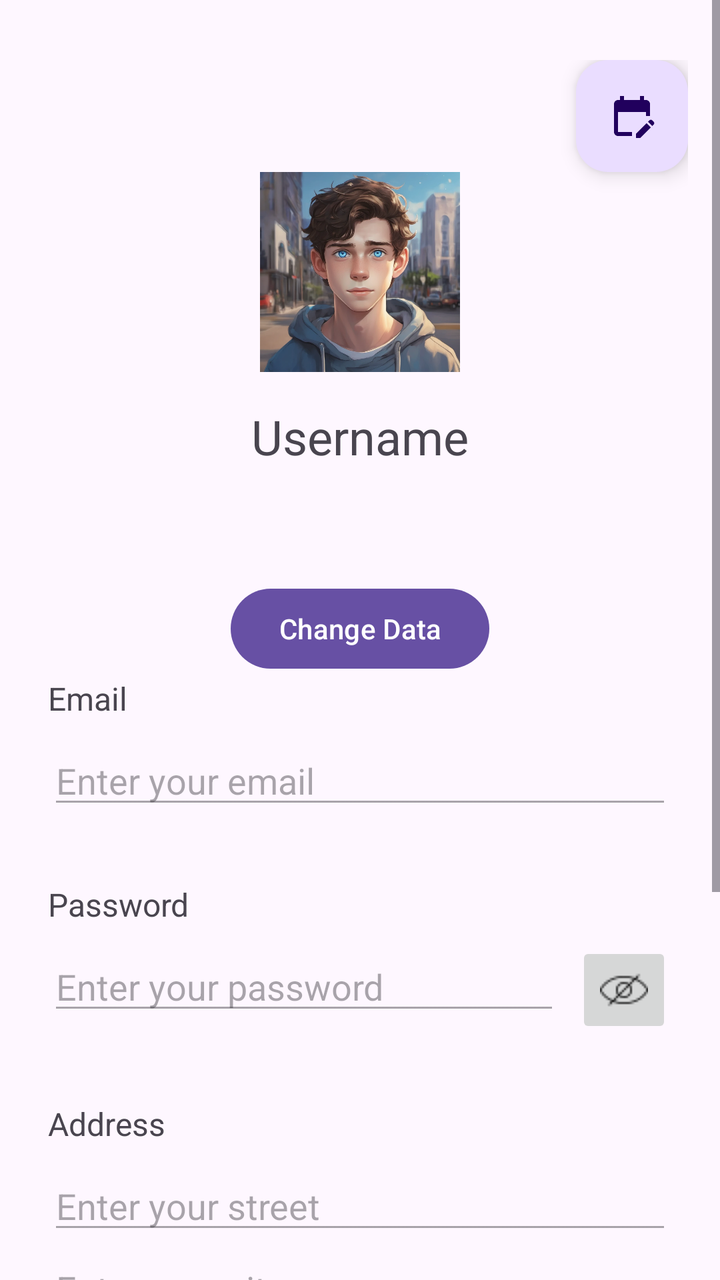
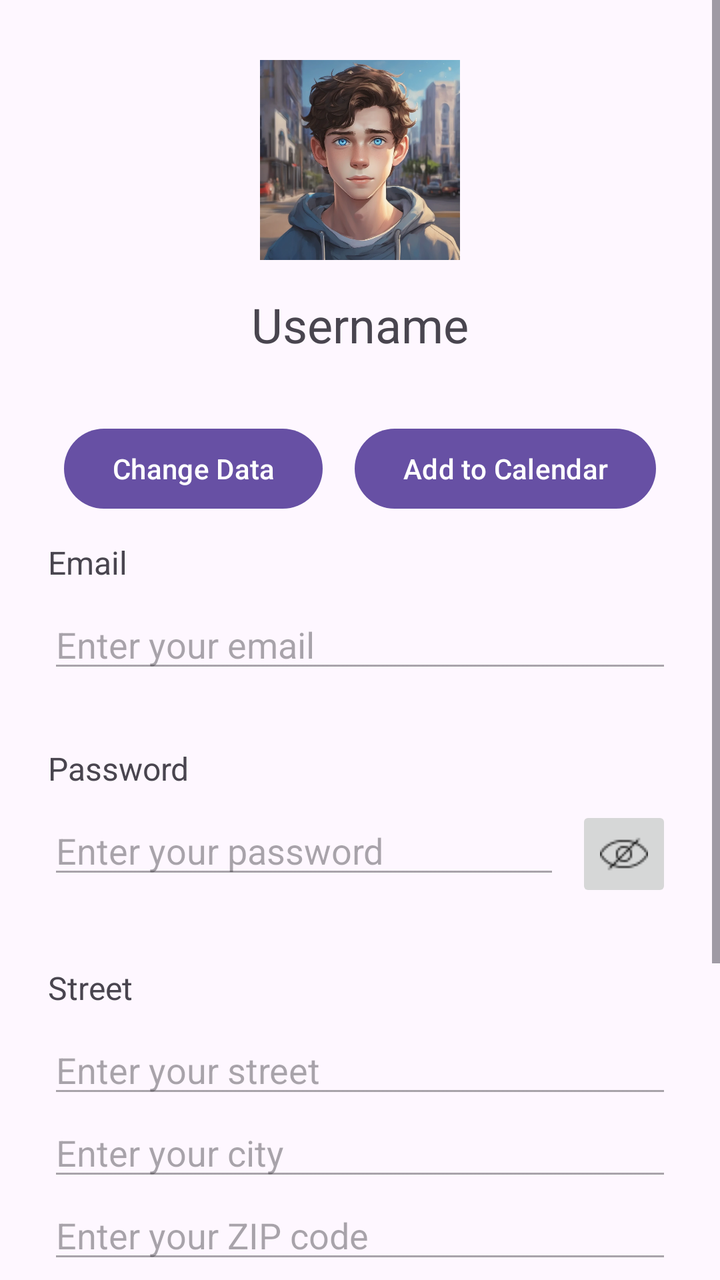

Screens rendered from an Android XML layout before and after an edit, with the pre-edit source and the edit as a unified diff.
<!-- AndroidManifest.xml: application theme Theme.DailyKind -->
<!-- res/layout/fragment_profile.xml -->
<?xml version="1.0" encoding="utf-8"?>
<ScrollView xmlns:android="http://schemas.android.com/apk/res/android"
    android:layout_width="match_parent"
    android:layout_height="match_parent">

    <LinearLayout
        android:layout_width="match_parent"
        android:layout_height="wrap_content"
        android:orientation="vertical"
        android:paddingTop="30dp"
        android:paddingBottom="128dp"
        android:paddingLeft="16dp"
        android:paddingRight="16dp">

        <com.google.android.material.floatingactionbutton.FloatingActionButton
            android:id="@+id/calenderIcon"
            android:layout_width="wrap_content"
            android:layout_height="wrap_content"
            android:layout_gravity="top|right"
            android:scaleType="fitXY"
            android:tint="@android:color/white"
            android:src="@drawable/baseline_edit_calendar_24" />

        
        <ImageView
            android:id="@+id/profile_image"
            android:layout_width="100dp"
            android:layout_height="100dp"
            android:layout_gravity="center"
            android:src="@drawable/profilepic1"
            android:contentDescription="Profile Picture"
            android:scaleType="centerCrop"
            android:layout_marginBottom="16dp"/>

        
        <TextView
            android:id="@+id/username"
            android:layout_width="wrap_content"
            android:layout_height="wrap_content"
            android:text="Username"
            android:textSize="24sp"
            android:layout_gravity="center"
            android:layout_marginBottom="32dp"/>

        
        <Button
            android:id="@+id/edit_button"
            android:layout_width="wrap_content"
            android:layout_height="wrap_content"
            android:text="Change Data"
            android:layout_gravity="center"
            android:layout_marginTop="24dp"/>

        
        <TextView
            android:layout_marginLeft="8dp"
            android:layout_width="wrap_content"
            android:layout_height="wrap_content"
            android:text="Email"
            android:textSize="16sp"
            android:layout_marginBottom="8dp"/>
        <EditText
            android:layout_marginLeft="8dp"
            android:layout_marginRight="8dp"
            android:id="@+id/email"
            android:layout_width="match_parent"
            android:layout_height="wrap_content"
            android:inputType="textEmailAddress"
            android:hint="Enter your email"
            android:enabled="false"/>

        
        <TextView
            android:layout_marginLeft="8dp"
            android:layout_width="wrap_content"
            android:layout_height="wrap_content"
            android:text="Password"
            android:textSize="16sp"
            android:layout_marginTop="32dp"
            android:layout_marginBottom="8dp"/>
        <LinearLayout

            android:layout_width="match_parent"
            android:layout_height="wrap_content"
            android:orientation="horizontal">
            <EditText
                android:layout_marginLeft="8dp"
                android:layout_marginRight="8dp"
                android:id="@+id/password"
                android:layout_width="0dp"
                android:layout_height="wrap_content"
                android:layout_weight="1"
                android:inputType="textPassword"
                android:hint="Enter your password"
                android:enabled="false"/>
            <ImageButton
                android:layout_marginRight="8dp"
                android:id="@+id/toggle_password_visibility"
                android:layout_width="48dp"
                android:layout_height="48dp"
                android:src="@drawable/invisible_eye"
                android:contentDescription="Toggle Password Visibility"
                android:enabled="false"/>
        </LinearLayout>

        

        
        <TextView
            android:layout_marginLeft="8dp"
            android:layout_marginRight="8dp"
            android:layout_width="wrap_content"
            android:layout_height="wrap_content"
            android:layout_marginTop="32dp"
            android:layout_marginBottom="8dp"
            android:text="Address"
            android:textSize="16sp" />

        <EditText
            android:layout_marginLeft="8dp"
            android:layout_marginRight="8dp"
            android:id="@+id/street"
            android:layout_width="match_parent"
            android:layout_height="wrap_content"
            android:hint="Enter your street"
            android:enabled="false"/>

        
        <EditText
            android:layout_marginLeft="8dp"
            android:layout_marginRight="8dp"
            android:id="@+id/city"
            android:layout_width="match_parent"
            android:layout_height="wrap_content"
            android:hint="Enter your city"
            android:enabled="false"/>

        
        <EditText
            android:layout_marginLeft="8dp"
            android:layout_marginRight="8dp"
            android:id="@+id/zip_code"
            android:layout_width="match_parent"
            android:layout_height="wrap_content"
            android:hint="Enter your ZIP code"
            android:enabled="false"/>

        
        <TextView
            android:layout_marginLeft="8dp"
            android:layout_marginRight="8dp"
            android:layout_width="wrap_content"
            android:layout_height="wrap_content"
            android:text="Country"
            android:textSize="16sp"
            android:layout_marginTop="32dp"
            android:layout_marginBottom="8dp"/>
        <Spinner
            android:layout_marginLeft="8dp"
            android:layout_marginRight="8dp"
            android:id="@+id/country_picker"
            android:layout_width="match_parent"
            android:layout_height="wrap_content"
            android:enabled="false"/>




        
    </LinearLayout>


</ScrollView>
<!-- resources referenced by this layout -->
<resources>
  <!-- drawable baseline_edit_calendar_24 (drawable) -->
  <vector xmlns:android="http://schemas.android.com/apk/res/android" android:height="24dp" android:tint="#000000" android:viewportHeight="24" android:viewportWidth="24" android:width="24dp">
        
      <path android:fillColor="@android:color/white" android:pathData="M12,22H5c-1.11,0 -2,-0.9 -2,-2L3.01,6c0,-1.1 0.88,-2 1.99,-2h1V2h2v2h8V2h2v2h1c1.1,0 2,0.9 2,2v6h-2v-2H5v10h7V22zM22.13,16.99l0.71,-0.71c0.39,-0.39 0.39,-1.02 0,-1.41l-0.71,-0.71c-0.39,-0.39 -1.02,-0.39 -1.41,0l-0.71,0.71L22.13,16.99zM21.42,17.7l-5.3,5.3H14v-2.12l5.3,-5.3L21.42,17.7z"/>
      
  </vector>
  <!-- drawable invisible_eye: png bitmap (drawable, 495 bytes) -->
  <!-- drawable profilepic1: webp bitmap (drawable, 95612 bytes) -->
  <style name="Theme.DailyKind" parent="Base.Theme.DailyKind" />
  <style name="Base.Theme.DailyKind" parent="Theme.Material3.DayNight.NoActionBar">
          
          
      </style>
</resources>

<!-- the commit's change to res/layout/fragment_profile.xml (unified diff, before → after) -->
@@ -11,15 +11,6 @@
         android:paddingBottom="128dp"
         android:paddingLeft="16dp"
         android:paddingRight="16dp">
-
-        <com.google.android.material.floatingactionbutton.FloatingActionButton
-            android:id="@+id/calenderIcon"
-            android:layout_width="wrap_content"
-            android:layout_height="wrap_content"
-            android:layout_gravity="top|right"
-            android:scaleType="fitXY"
-            android:tint="@android:color/white"
-            android:src="@drawable/baseline_edit_calendar_24" />
 
         
         <ImageView
@@ -43,13 +34,27 @@
             android:layout_marginBottom="32dp"/>
 
         
-        <Button
-            android:id="@+id/edit_button"
-            android:layout_width="wrap_content"
+        <LinearLayout
+            android:layout_width="match_parent"
             android:layout_height="wrap_content"
-            android:text="Change Data"
-            android:layout_gravity="center"
-            android:layout_marginTop="24dp"/>
+            android:orientation="horizontal"
+            android:gravity="center"
+            android:layout_marginTop="0dp"
+            android:layout_marginBottom="12dp">
+
+            <Button
+                android:id="@+id/edit_button"
+                android:layout_width="wrap_content"
+                android:layout_height="wrap_content"
+                android:text="Change Data"
+                android:layout_marginEnd="16dp" />
+
+            <Button
+                android:id="@+id/calenderIcon"
+                android:layout_width="wrap_content"
+                android:layout_height="wrap_content"
+                android:text="Add to Calendar" />
+        </LinearLayout>
 
         
         <TextView
@@ -79,7 +84,6 @@
             android:layout_marginTop="32dp"
             android:layout_marginBottom="8dp"/>
         <LinearLayout
-
             android:layout_width="match_parent"
             android:layout_height="wrap_content"
             android:orientation="horizontal">
@@ -104,8 +108,6 @@
         </LinearLayout>
 
         
-
-        
         <TextView
             android:layout_marginLeft="8dp"
             android:layout_marginRight="8dp"
@@ -113,9 +115,8 @@
             android:layout_height="wrap_content"
             android:layout_marginTop="32dp"
             android:layout_marginBottom="8dp"
-            android:text="Address"
+            android:text="Street"
             android:textSize="16sp" />
-
         <EditText
             android:layout_marginLeft="8dp"
             android:layout_marginRight="8dp"
@@ -163,11 +164,6 @@
             android:layout_height="wrap_content"
             android:enabled="false"/>
 
-
-
-
-        
     </LinearLayout>
 
-
 </ScrollView>
<!-- resource entries referenced after the edit -->
@@ -1,11 +1,5 @@
 <!-- resources referenced by this layout -->
 <resources>
-  <!-- drawable baseline_edit_calendar_24 (drawable) -->
-  <vector xmlns:android="http://schemas.android.com/apk/res/android" android:height="24dp" android:tint="#000000" android:viewportHeight="24" android:viewportWidth="24" android:width="24dp">
-        
-      <path android:fillColor="@android:color/white" android:pathData="M12,22H5c-1.11,0 -2,-0.9 -2,-2L3.01,6c0,-1.1 0.88,-2 1.99,-2h1V2h2v2h8V2h2v2h1c1.1,0 2,0.9 2,2v6h-2v-2H5v10h7V22zM22.13,16.99l0.71,-0.71c0.39,-0.39 0.39,-1.02 0,-1.41l-0.71,-0.71c-0.39,-0.39 -1.02,-0.39 -1.41,0l-0.71,0.71L22.13,16.99zM21.42,17.7l-5.3,5.3H14v-2.12l5.3,-5.3L21.42,17.7z"/>
-      
-  </vector>
   <!-- drawable invisible_eye: png bitmap (drawable, 495 bytes) -->
   <!-- drawable profilepic1: webp bitmap (drawable, 95612 bytes) -->
   <style name="Theme.DailyKind" parent="Base.Theme.DailyKind" />
